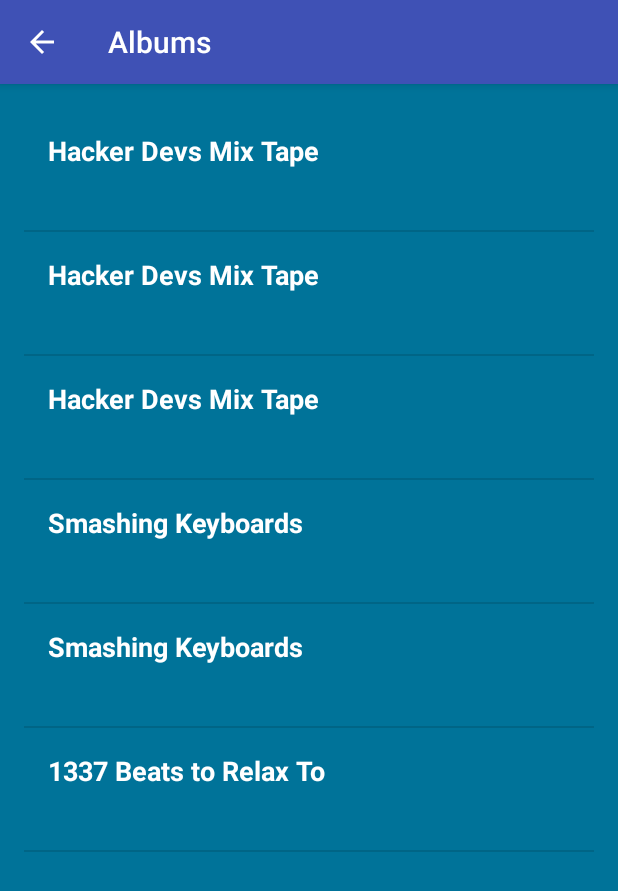
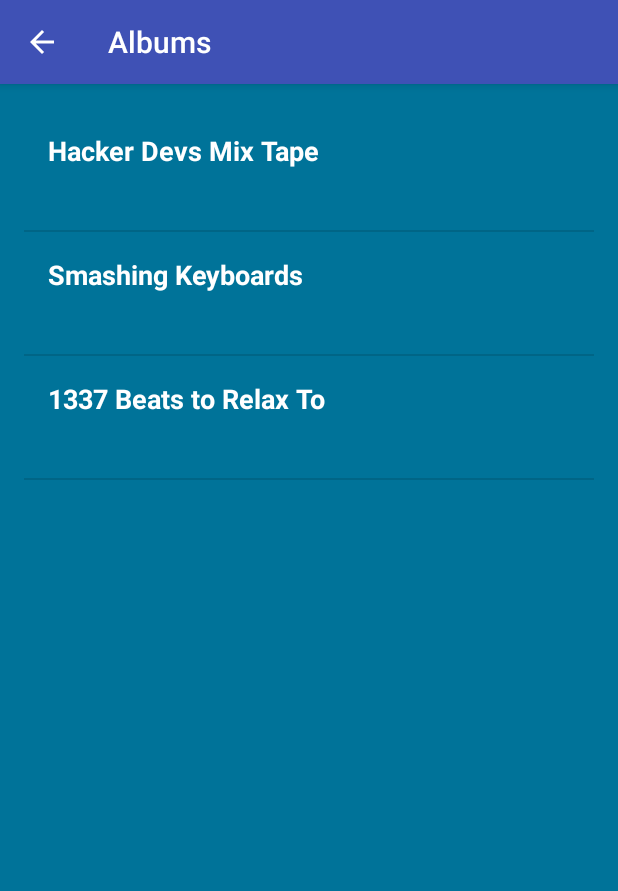
Before and after one commit to ecaoile/Musical-Structure, an Android app: the AlbumsActivity screen opened directly, with no data from a screen before it, on a phone screen of 412 x 824 dp. Shown: the top 891 px of the screen. Run offline under Robolectric (Android 15) with nearby library versions, the phone set to English and light mode, and no system bars.

Commit message:
succesfully refactored (almost ready for submission)

```diff
--- a/app/src/main/java/com/example/android/datmusicapp/AlbumAdapter.java
+++ b/app/src/main/java/com/example/android/datmusicapp/AlbumAdapter.java
@@ -9,11 +9,11 @@ import android.widget.TextView;
 
 import java.util.ArrayList;
 
-public class AlbumAdapter extends ArrayAdapter<Song> {
+public class AlbumAdapter extends ArrayAdapter<String> {
 
-    public AlbumAdapter(Activity context, ArrayList<Song> songs)
+    public AlbumAdapter(Activity context, ArrayList<String> albums)
     {
-        super(context, 0, songs);
+        super(context, 0, albums);
     }
 
     @Override
@@ -24,11 +24,11 @@ public class AlbumAdapter extends ArrayAdapter<Song> {
                     R.layout.list_item, parent, false);
         }
 
-        Song currentSong = getItem(position);
+        String album = getItem(position);
 
         TextView songTextView = (TextView) listItemView.findViewById(R.id.song_text_view);
 
-        songTextView.setText(currentSong.getSongAlbum());
+        songTextView.setText(album);
 
         return listItemView;
     }
--- a/app/src/main/java/com/example/android/datmusicapp/AlbumsActivity.java
+++ b/app/src/main/java/com/example/android/datmusicapp/AlbumsActivity.java
@@ -13,29 +13,13 @@ public class AlbumsActivity extends AppCompatActivity {
         super.onCreate(savedInstanceState);
         setContentView(R.layout.song_list);
 
-        ArrayList<Song> songs = new ArrayList<Song>();
-        songs.add(new Song("I like Java", "Hacker Devs Mix Tape",
-                "Dem Coders", "Hip Hop", 180, 2018));
-        songs.add(new Song("Livin' without LINQ", "Hacker Devs Mix Tape",
-                "Dem Coders", "Hip Hop", 200, 2018));
-        songs.add(new Song("Off By One", "Hacker Devs Mix Tape",
-                "Dem Coders", "Hip Hop", 123, 2018));
-        songs.add(new Song("Forgot a Semicolon", "Smashing Keyboards",
-                "Rage Against Exceptions", "rock", 222, 2017));
-        songs.add(new Song("Null References All Over", "Smashing Keyboards",
-                "Rage Against Exceptions", "rock", 333, 2017));
-        songs.add(new Song("Steady WPM", "1337 Beats to Relax To","Smooth Coder"
-                ,"instrumental",321,2016));
-
-        AlbumAdapter adapter = new AlbumAdapter(this, songs);
-
-        ListView listView = (ListView) findViewById(R.id.list);
-
         ArrayList<String> albums = new ArrayList<>();
         albums.add("Hacker Devs Mix Tape");
         albums.add("Smashing Keyboards");
         albums.add("1337 Beats to Relax To");
 
+        AlbumAdapter adapter = new AlbumAdapter(this,albums);
+        ListView listView = (ListView) findViewById(R.id.list);
         listView.setAdapter(adapter);
     }
 }
--- a/app/src/main/java/com/example/android/datmusicapp/PlayingActivity.java
+++ b/app/src/main/java/com/example/android/datmusicapp/PlayingActivity.java
@@ -36,10 +36,13 @@ public class PlayingActivity extends AppCompatActivity {
         songTitleView.setText(randomSong.getSongTitle());
 
         TextView songAlbumView = (TextView) findViewById(R.id.album_text_view);
-        songAlbumView.setText(randomSong.getSongAlbum());
+        songAlbumView.setText(randomSong.getSongAlbum() + " (" + randomSong.getSongYear() + ")");
 
         TextView songArtistView = (TextView) findViewById(R.id.artist_text_view);
         songArtistView.setText(randomSong.getSongArtist());
+
+        TextView songGenreView = (TextView) findViewById(R.id.genre_text_view);
+        songGenreView.setText(randomSong.getSongGenre());
 
         TextView songDurationView = (TextView) findViewById(R.id.duration_text_view);
         songDurationView.setText(randomSong.getSongDuration());
--- a/app/src/main/java/com/example/android/datmusicapp/Song.java
+++ b/app/src/main/java/com/example/android/datmusicapp/Song.java
@@ -37,4 +37,8 @@ public class Song {
     {
         return mDuration + " seconds";
     }
+
+    public String getSongGenre() { return mGenre; }
+
+    public int getSongYear() { return mYear; }
 }
```
Also changed, not shown: app/src/main/java/com/example/android/datmusicapp/ArtistActivity.java (+6 -1 lines), app/src/main/java/com/example/android/datmusicapp/ArtistAdapter.java (+5 -5 lines), app/src/main/res/layout/playing_song.xml (+7 -0 lines).
